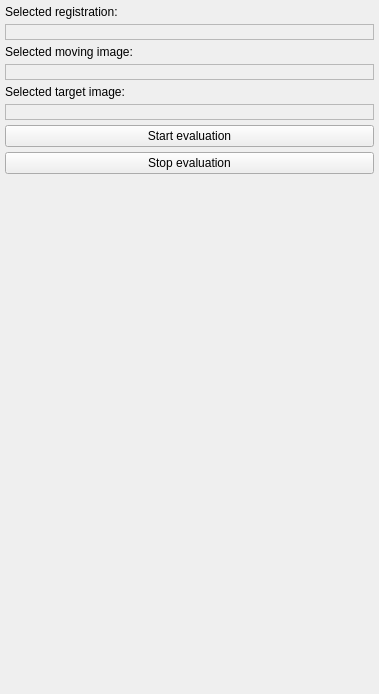
Above: Plugins/inova.registration.views.comparison/src/internal/RegistrationComparisonControls.ui from simedcn/mitkapps before the change. Below: the same form after it.
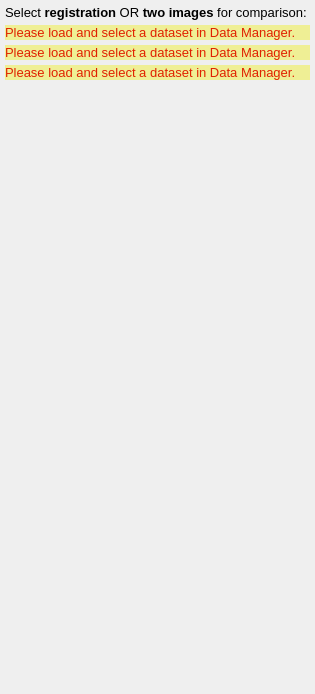
That is the form after the change. Custom widgets are drawn as their Qt base class.

What changed in the file:
```diff
--- a/Plugins/inova.registration.views.comparison/src/internal/RegistrationComparisonControls.ui
+++ b/Plugins/inova.registration.views.comparison/src/internal/RegistrationComparisonControls.ui
@@ -6,10 +6,48 @@
    <rect>
     <x>0</x>
     <y>0</y>
-    <width>379</width>
+    <width>315</width>
     <height>694</height>
    </rect>
   </property>
+  <property name="styleSheet">
+   <string notr="true">QPushButton
+{
+    font: Roboto;
+    font: bold;
+    font-size: 14px;
+ /*   color: #FFF;*/
+    background-color: transparent;
+    border: 0px;
+    padding: 6px;
+}
+QPushButton:disabled
+{
+   color: #595B5C;
+}
+
+QPushButton:hover
+{
+    background-color:rgba(0,0,0,20%);
+}
+QLabel
+{
+    font: Roboto;
+/*    font: bold;*/
+    font-size: 10pt;
+/*    color: #FFF; */
+}
+
+QSpinBox, QSpinBox::before
+{
+    background-color: transparent;
+    font: Roboto;
+    font: normal;
+    font-size: 10pt;
+    color: #FFF; 
+    border:0px;
+}</string>
+  </property>
   <layout class="QVBoxLayout" name="verticalLayout">
    <property name="spacing">
     <number>5</number>
@@ -29,254 +67,40 @@
    <item>
     <widget class="QLabel" name="label_4">
      <property name="text">
-      <string>Selected registration:</string>
+      <string>Select &lt;b&gt;registration&lt;/b&gt; OR &lt;b&gt;two images&lt;/b&gt; for comparison:</string>
      </property>
     </widget>
    </item>
    <item>
-    <widget class="QLabel" name="lbRegistrationName">
-     <property name="sizePolicy">
-      <sizepolicy hsizetype="MinimumExpanding" vsizetype="Preferred">
-       <horstretch>0</horstretch>
-       <verstretch>0</verstretch>
-      </sizepolicy>
+    <widget class="QLabel" name="label_Registration">
+     <property name="styleSheet">
+      <string notr="true">color: #E02000;
+background-color: #efef95;</string>
      </property>
-     <property name="minimumSize">
-      <size>
-       <width>0</width>
-       <height>0</height>
-      </size>
-     </property>
-     <property name="palette">
-      <palette>
-       <active>
-        <colorrole role="Text">
-         <brush brushstyle="SolidPattern">
-          <color alpha="255">
-           <red>0</red>
-           <green>170</green>
-           <blue>0</blue>
-          </color>
-         </brush>
-        </colorrole>
-       </active>
-       <inactive>
-        <colorrole role="Text">
-         <brush brushstyle="SolidPattern">
-          <color alpha="255">
-           <red>0</red>
-           <green>170</green>
-           <blue>0</blue>
-          </color>
-         </brush>
-        </colorrole>
-       </inactive>
-       <disabled>
-        <colorrole role="Text">
-         <brush brushstyle="SolidPattern">
-          <color alpha="255">
-           <red>159</red>
-           <green>158</green>
-           <blue>158</blue>
-          </color>
-         </brush>
-        </colorrole>
-       </disabled>
-      </palette>
-     </property>
-     <property name="font">
-      <font>
-       <weight>75</weight>
-       <bold>true</bold>
-      </font>
-     </property>
-     <property name="toolTip">
-      <string>Registration that should be used to map the moving image...</string>
-     </property>
-     <property name="frameShape">
-      <enum>QFrame::StyledPanel</enum>
-     </property>
-     <property name="lineWidth">
-      <number>2</number>
-     </property>
-     <property name="midLineWidth">
-      <number>1</number>
-     </property>
      <property name="text">
-      <string/>
+      <string>Please load and select a dataset in Data Manager.</string>
      </property>
     </widget>
    </item>
    <item>
-    <widget class="QLabel" name="label_5">
-     <property name="text">
-      <string>Selected moving image:</string>
+    <widget class="QLabel" name="label_MovingImage">
+     <property name="styleSheet">
+      <string notr="true">color: #E02000;
+background-color: #efef95;</string>
      </property>
-    </widget>
-   </item>
-   <item>
-    <widget class="QLabel" name="lbMovingName">
-     <property name="sizePolicy">
-      <sizepolicy hsizetype="MinimumExpanding" vsizetype="Preferred">
-       <horstretch>0</horstretch>
-       <verstretch>0</verstretch>
-      </sizepolicy>
-     </property>
-     <property name="minimumSize">
-      <size>
-       <width>0</width>
-       <height>0</height>
-      </size>
-     </property>
-     <property name="palette">
-      <palette>
-       <active>
-        <colorrole role="Text">
-         <brush brushstyle="SolidPattern">
-          <color alpha="255">
-           <red>0</red>
-           <green>170</green>
-           <blue>0</blue>
-          </color>
-         </brush>
-        </colorrole>
-       </active>
-       <inactive>
-        <colorrole role="Text">
-         <brush brushstyle="SolidPattern">
-          <color alpha="255">
-           <red>0</red>
-           <green>170</green>
-           <blue>0</blue>
-          </color>
-         </brush>
-        </colorrole>
-       </inactive>
-       <disabled>
-        <colorrole role="Text">
-         <brush brushstyle="SolidPattern">
-          <color alpha="255">
-           <red>159</red>
-           <green>158</green>
-           <blue>158</blue>
-          </color>
-         </brush>
-        </colorrole>
-       </disabled>
-      </palette>
-     </property>
-     <property name="font">
-      <font>
-       <weight>75</weight>
-       <bold>true</bold>
-      </font>
-     </property>
-     <property name="toolTip">
-      <string>Moving image that should be mapped...</string>
-     </property>
-     <property name="frameShape">
-      <enum>QFrame::StyledPanel</enum>
-     </property>
-     <property name="lineWidth">
-      <number>2</number>
-     </property>
-     <property name="midLineWidth">
-      <number>1</number>
-     </property>
      <property name="text">
-      <string/>
+      <string>Please load and select a dataset in Data Manager.</string>
      </property>
     </widget>
    </item>
    <item>
-    <widget class="QLabel" name="label">
-     <property name="text">
-      <string>Selected target image:</string>
+    <widget class="QLabel" name="label_TargetImage">
+     <property name="styleSheet">
+      <string notr="true">color: #E02000;
+background-color: #efef95;</string>
      </property>
-    </widget>
-   </item>
-   <item>
-    <widget class="QLabel" name="lbTargetName">
-     <property name="sizePolicy">
-      <sizepolicy hsizetype="MinimumExpanding" vsizetype="Preferred">
-       <horstretch>0</horstretch>
-       <verstretch>0</verstretch>
-      </sizepolicy>
-     </property>
-     <property name="palette">
-      <palette>
-       <active>
-        <colorrole role="Text">
-         <brush brushstyle="SolidPattern">
-          <color alpha="255">
-           <red>0</red>
-           <green>170</green>
-           <blue>0</blue>
-          </color>
-         </brush>
-        </colorrole>
-       </active>
-       <inactive>
-        <colorrole role="Text">
-         <brush brushstyle="SolidPattern">
-          <color alpha="255">
-           <red>0</red>
-           <green>170</green>
-           <blue>0</blue>
-          </color>
-         </brush>
-        </colorrole>
-       </inactive>
-       <disabled>
-        <colorrole role="Text">
-         <brush brushstyle="SolidPattern">
-          <color alpha="255">
-           <red>159</red>
-           <green>158</green>
-           <blue>158</blue>
-          </color>
-         </brush>
-        </colorrole>
-       </disabled>
-      </palette>
-     </property>
-     <property name="font">
-      <font>
-       <weight>75</weight>
-       <bold>true</bold>
-      </font>
-     </property>
-     <property name="toolTip">
-      <string>Reference image that is used to determine the field of view mapped into...</string>
-     </property>
-     <property name="frameShape">
-      <enum>QFrame::StyledPanel</enum>
-     </property>
-     <property name="lineWidth">
-      <number>2</number>
-     </property>
-     <property name="midLineWidth">
-      <number>1</number>
-     </property>
      <property name="text">
-      <string/>
-     </property>
-    </widget>
-   </item>
-   <item>
-    <widget class="QPushButton" name="pbEval">
-     <property name="toolTip">
-      <string>&lt;html&gt;&lt;head/&gt;&lt;body&gt;&lt;p&gt;Starts the mapping of the input image with the current settings.&lt;/p&gt;&lt;/body&gt;&lt;/html&gt;</string>
-     </property>
-     <property name="text">
-      <string>Start evaluation</string>
-     </property>
-    </widget>
-   </item>
-   <item>
-    <widget class="QPushButton" name="pbStop">
-     <property name="text">
-      <string>Stop evaluation</string>
+      <string>Please load and select a dataset in Data Manager.</string>
      </property>
     </widget>
    </item>
```
Left out of the diff: 2 changed lines with no effect on the pictures.
